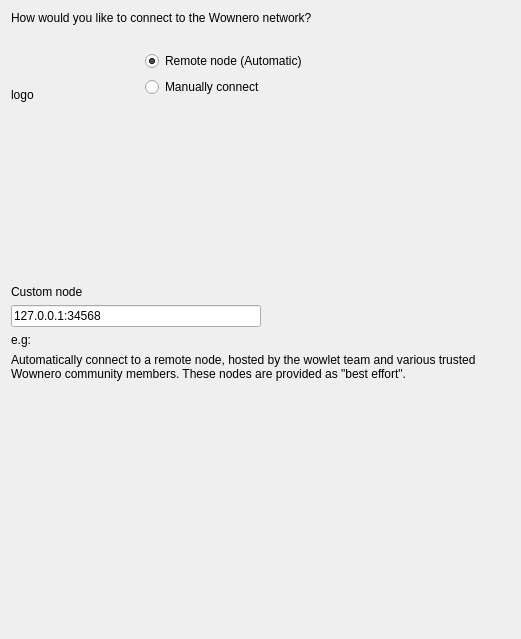
Above: src/wizard/network.ui from sanderfoobar/wowlet before the change. Below: the same form after it.
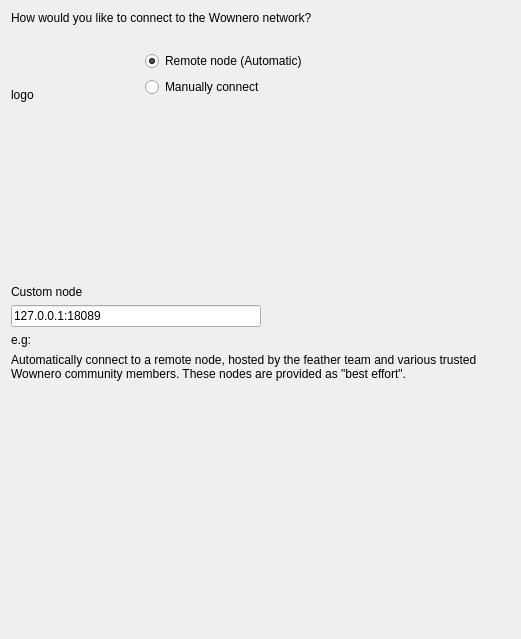
That is the form after the change.

The edit to the form file:
```diff
--- a/src/wizard/network.ui
+++ b/src/wizard/network.ui
@@ -139,7 +139,7 @@
           <item row="2" column="0">
            <widget class="QLineEdit" name="lineEdit_customNode">
             <property name="text">
-             <string>127.0.0.1:34568</string>
+             <string>127.0.0.1:18089</string>
             </property>
            </widget>
           </item>
@@ -204,7 +204,7 @@
       <item row="0" column="0">
        <widget class="QLabel" name="label_5">
         <property name="text">
-         <string>Automatically connect to a remote node, hosted by the wowlet team and various trusted Wownero community members. These nodes are provided as &quot;best effort&quot;.</string>
+         <string>Automatically connect to a remote node, hosted by the feather team and various trusted Wownero community members. These nodes are provided as &quot;best effort&quot;.</string>
         </property>
         <property name="wordWrap">
          <bool>true</bool>
```
Left out of the diff: 2 changed lines with no effect on the pictures.
